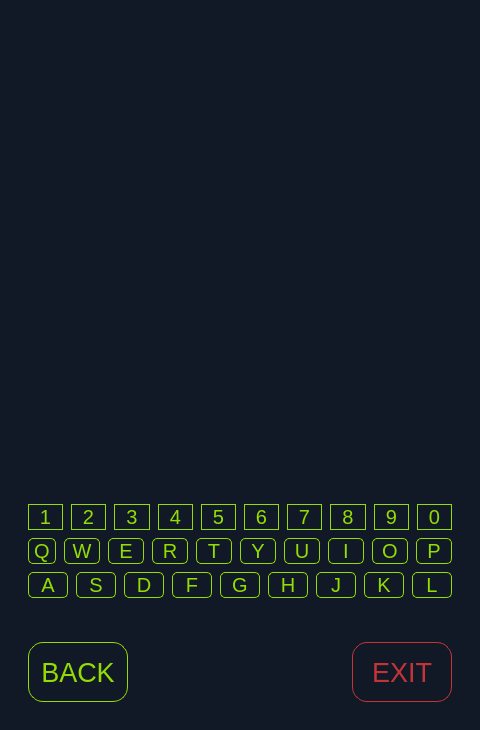
Qt form px3_app/ui/app.ui (javimarting/px3-app) before a commit.
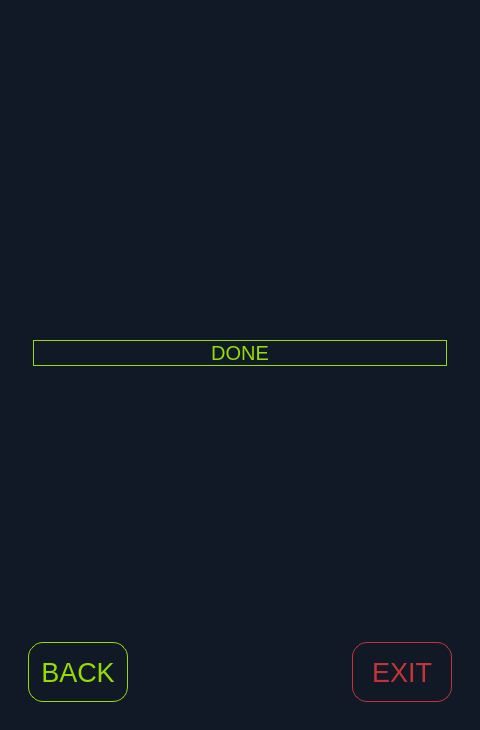
The same form after that commit. The open tabs and pages were chosen to show the change. Icons and pictures are not drawn.

The edit to the form file:
```diff
--- a/px3_app/ui/app.ui
+++ b/px3_app/ui/app.ui
@@ -26,11 +26,7 @@
    <string>PX3-APP</string>
   </property>
   <property name="styleSheet">
-   <string notr="true">
-
-
-
-</string>
+   <string notr="true"/>
   </property>
   <widget class="QWidget" name="centralwidget">
    <property name="sizePolicy">
@@ -71,7 +67,7 @@
         </property>
        </widget>
       </item>
-      <item alignment="Qt::AlignHCenter">
+      <item>
        <widget class="QStackedWidget" name="stackedWidget">
         <property name="sizePolicy">
          <sizepolicy hsizetype="Preferred" vsizetype="Preferred">
@@ -111,7 +107,7 @@
 }</string>
         </property>
         <property name="currentIndex">
-         <number>6</number>
+         <number>1</number>
         </property>
         <widget class="QWidget" name="connectProxmarkPage">
          <property name="sizePolicy">
@@ -236,7 +232,7 @@
 }</string>
             </property>
             <property name="currentIndex">
-             <number>0</number>
+             <number>2</number>
             </property>
             <widget class="QWidget" name="mifareOptionsPage">
              <layout class="QVBoxLayout" name="verticalLayout_12">
@@ -379,6 +375,8 @@
                   </widget>
                  </item>
                  <item>
+                  <layout class="QHBoxLayout" name="horizontalLayout_2">
+                   <item>
                   <widget class="QListView" name="mfTagsListView">
                    <property name="font">
                     <font>
@@ -386,7 +384,8 @@
                     </font>
                    </property>
                    <property name="styleSheet">
-                    <string notr="true">QListView:item {
+                      <string notr="true">
+QListView:item {
 padding: 10;
 }
 
@@ -431,6 +430,8 @@
                    </property>
                   </widget>
                  </item>
+                  </layout>
+                 </item>
                  <item>
                   <widget class="QWidget" name="mifareSavedTagsButtonContainer" native="true">
                    <property name="minimumSize">
@@ -445,37 +446,15 @@
 margin: 2px;
 }</string>
                    </property>
-                   <layout class="QGridLayout" name="gridLayout">
-                    <item row="0" column="1">
-                     <widget class="QPushButton" name="mfCloneButton">
-                      <property name="sizePolicy">
-                       <sizepolicy hsizetype="Preferred" vsizetype="Fixed">
-                        <horstretch>0</horstretch>
-                        <verstretch>0</verstretch>
-                       </sizepolicy>
-                      </property>
-                      <property name="minimumSize">
-                       <size>
-                        <width>120</width>
-                        <height>60</height>
-                       </size>
-                      </property>
-                      <property name="font">
-                       <font>
-                        <pointsize>15</pointsize>
-                       </font>
-                      </property>
-                      <property name="text">
-                       <string>CLONE</string>
-                      </property>
-                     </widget>
-                    </item>
-                    <item row="0" column="0">
+                   <layout class="QVBoxLayout" name="verticalLayout_22">
+                    <item>
+                     <layout class="QHBoxLayout" name="horizontalLayout_4">
+                      <item>
                      <widget class="QPushButton" name="mfInfoButton">
                       <property name="minimumSize">
                        <size>
-                        <width>120</width>
-                        <height>60</height>
+                          <width>100</width>
+                          <height>50</height>
                        </size>
                       </property>
                       <property name="text">
@@ -483,7 +462,31 @@
                       </property>
                      </widget>
                     </item>
-                    <item row="1" column="0">
+                      <item>
+                       <widget class="QPushButton" name="mfCloneButton">
+                        <property name="sizePolicy">
+                         <sizepolicy hsizetype="Preferred" vsizetype="Fixed">
+                          <horstretch>0</horstretch>
+                          <verstretch>0</verstretch>
+                         </sizepolicy>
+                        </property>
+                        <property name="minimumSize">
+                         <size>
+                          <width>100</width>
+                          <height>50</height>
+                         </size>
+                        </property>
+                        <property name="font">
+                         <font>
+                          <pointsize>15</pointsize>
+                         </font>
+                        </property>
+                        <property name="text">
+                         <string>CLONE</string>
+                        </property>
+                       </widget>
+                      </item>
+                      <item>
                      <widget class="QPushButton" name="mfSimulateButton">
                       <property name="sizePolicy">
                        <sizepolicy hsizetype="Preferred" vsizetype="Fixed">
@@ -493,8 +496,8 @@
                       </property>
                       <property name="minimumSize">
                        <size>
-                        <width>120</width>
-                        <height>60</height>
+                          <width>100</width>
+                          <height>50</height>
                        </size>
                       </property>
                       <property name="text">
@@ -502,24 +505,54 @@
                       </property>
                      </widget>
                     </item>
-                    <item row="1" column="1">
+                     </layout>
+                    </item>
+                    <item>
+                     <layout class="QHBoxLayout" name="horizontalLayout_5">
+                      <item>
+                       <widget class="QPushButton" name="mfGiveNameButton">
+                        <property name="minimumSize">
+                         <size>
+                          <width>100</width>
+                          <height>50</height>
+                         </size>
+                        </property>
+                        <property name="text">
+                         <string>GIVE NAME</string>
+                        </property>
+                       </widget>
+                      </item>
+                      <item>
                      <widget class="QPushButton" name="mfDeleteButton">
-                      <property name="sizePolicy">
-                       <sizepolicy hsizetype="Preferred" vsizetype="Fixed">
-                        <horstretch>0</horstretch>
-                        <verstretch>0</verstretch>
-                       </sizepolicy>
-                      </property>
                       <property name="minimumSize">
                        <size>
-                        <width>120</width>
-                        <height>60</height>
-                       </size>
-                      </property>
+                          <width>100</width>
+                          <height>50</height>
+                         </size>
+                        </property>
+                        <property name="styleSheet">
+                         <string notr="true">QPushButton {
+color: #c43437;
+border: 1px solid;
+border-color: #c43437;
+}
+QPushButton:hover {
+background-color: #c43437;
+color: #111927;
+}</string>
+                        </property>
                       <property name="text">
                        <string>DELETE</string>
                       </property>
-                     </widget>
+                        <property name="iconSize">
+                         <size>
+                          <width>32</width>
+                          <height>32</height>
+                         </size>
+                        </property>
+                       </widget>
+                      </item>
+                     </layout>
                     </item>
                    </layout>
                   </widget>
@@ -583,9 +616,15 @@
                  </item>
                  <item>
                   <widget class="QLabel" name="mifareSimulateLabel">
+                   <property name="styleSheet">
+                    <string notr="true">padding: 5;</string>
+                   </property>
                    <property name="text">
                     <string/>
                    </property>
+                   <property name="wordWrap">
+                    <bool>true</bool>
+                   </property>
                   </widget>
                  </item>
                  <item>
@@ -715,7 +754,7 @@
                   <x>0</x>
                   <y>0</y>
                   <width>400</width>
-                  <height>40</height>
+                  <height>311</height>
                  </rect>
                 </property>
                 <layout class="QVBoxLayout" name="verticalLayout_21">
@@ -760,6 +799,44 @@
                </widget>
               </widget>
              </item>
+             <item>
+              <widget class="QWidget" name="resultsPageButtonContainer" native="true">
+               <property name="styleSheet">
+                <string notr="true">QPushButton {
+font-size: 15pt;
+margin: 1;
+}</string>
+               </property>
+               <layout class="QHBoxLayout" name="horizontalLayout_8">
+                <item>
+                 <widget class="QPushButton" name="resultsPageButton1">
+                  <property name="minimumSize">
+                   <size>
+                    <width>0</width>
+                    <height>50</height>
+                   </size>
+                  </property>
+                  <property name="text">
+                   <string/>
+                  </property>
+                 </widget>
+                </item>
+                <item>
+                 <widget class="QPushButton" name="resultsPageButton2">
+                  <property name="minimumSize">
+                   <size>
+                    <width>0</width>
+                    <height>50</height>
+                   </size>
+                  </property>
+                  <property name="text">
+                   <string/>
+                  </property>
+                 </widget>
+                </item>
+               </layout>
+              </widget>
+             </item>
             </layout>
            </widget>
           </item>
@@ -1014,10 +1091,10 @@
           </item>
          </layout>
         </widget>
-        <widget class="QWidget" name="customCommandPage">
+        <widget class="QWidget" name="enterTextPage">
          <layout class="QVBoxLayout" name="verticalLayout_7">
           <item>
-           <widget class="QWidget" name="customCommandContainer" native="true">
+           <widget class="QWidget" name="enterTextContainer" native="true">
             <property name="styleSheet">
              <string notr="true">QWidget#customCommandContainer {
 padding: 20px;
@@ -1027,7 +1104,7 @@
             </property>
             <layout class="QVBoxLayout" name="verticalLayout_6">
              <item>
-              <widget class="QLineEdit" name="commandEdit">
+              <widget class="QLineEdit" name="textEdit">
                <property name="minimumSize">
                 <size>
                  <width>0</width>
@@ -1041,7 +1118,7 @@
 margin: 5px;</string>
                </property>
                <property name="placeholderText">
-                <string>Enter command</string>
+                <string/>
                </property>
                <property name="clearButtonEnabled">
                 <bool>false</bool>
@@ -1049,7 +1126,7 @@
               </widget>
              </item>
              <item>
-              <widget class="QPushButton" name="runCommandButton">
+              <widget class="QPushButton" name="enterTextButton">
                <property name="minimumSize">
                 <size>
                  <width>0</width>
@@ -1060,7 +1137,7 @@
                 <string notr="true">margin: 5px;</string>
                </property>
                <property name="text">
-                <string>RUN</string>
+                <string/>
                </property>
               </widget>
              </item>
@@ -1069,302 +1146,31 @@
           </item>
          </layout>
         </widget>
-        <widget class="QWidget" name="page">
+        <widget class="QWidget" name="changeTagNamePage">
          <property name="styleSheet">
           <string notr="true"/>
          </property>
          <layout class="QVBoxLayout" name="verticalLayout_19">
           <item>
-           <widget class="QWidget" name="widget" native="true">
-            <property name="styleSheet">
-             <string notr="true">QPushButton {
-border-radius: 5;
-font-size: 15pt;
-margin:1;
-}
-
-QLabel {
-color: #93dd03;
-background-color: #111927;
-border: 1px solid;
-border-radius: 15;
-border-color: #93dd03;
-font-size: 15pt;
-margin: 1;
-}</string>
-            </property>
-            <layout class="QVBoxLayout" name="verticalLayout_18">
+           <layout class="QVBoxLayout" name="verticalLayout_24">
              <item>
-              <widget class="QTextEdit" name="textEdit"/>
-             </item>
-             <item>
-              <layout class="QHBoxLayout" name="horizontalLayout_4">
-               <item>
-                <widget class="QLabel" name="label_2">
-                 <property name="text">
-                  <string>1</string>
-                 </property>
-                 <property name="alignment">
-                  <set>Qt::AlignCenter</set>
-                 </property>
-                </widget>
-               </item>
-               <item>
-                <widget class="QLabel" name="label_3">
-                 <property name="text">
-                  <string>2</string>
-                 </property>
-                 <property name="alignment">
-                  <set>Qt::AlignCenter</set>
-                 </property>
-                </widget>
-               </item>
-               <item>
-                <widget class="QLabel" name="label_4">
-                 <property name="text">
-                  <string>3</string>
-                 </property>
-                 <property name="alignment">
-                  <set>Qt::AlignCenter</set>
-                 </property>
-                </widget>
-               </item>
-               <item>
-                <widget class="QLabel" name="label_5">
-                 <property name="text">
-                  <string>4</string>
-                 </property>
-                 <property name="alignment">
-                  <set>Qt::AlignCenter</set>
-                 </property>
-                </widget>
-               </item>
-               <item>
-                <widget class="QLabel" name="label_6">
-                 <property name="text">
-                  <string>5</string>
-                 </property>
-                 <property name="alignment">
-                  <set>Qt::AlignCenter</set>
-                 </property>
-                </widget>
-               </item>
-               <item>
-                <widget class="QLabel" name="label_7">
-                 <property name="text">
-                  <string>6</string>
-                 </property>
-                 <property name="alignment">
-                  <set>Qt::AlignCenter</set>
-                 </property>
-                </widget>
-               </item>
-               <item>
-                <widget class="QLabel" name="label_8">
-                 <property name="text">
-                  <string>7</string>
-                 </property>
-                 <property name="alignment">
-                  <set>Qt::AlignCenter</set>
-                 </property>
-                </widget>
-               </item>
-               <item>
-                <widget class="QLabel" name="label_9">
-                 <property name="text">
-                  <string>8</string>
-                 </property>
-                 <property name="alignment">
-                  <set>Qt::AlignCenter</set>
-                 </property>
-                </widget>
-               </item>
-               <item>
-                <widget class="QLabel" name="label_10">
-                 <property name="text">
-                  <string>9</string>
-                 </property>
-                 <property name="alignment">
-                  <set>Qt::AlignCenter</set>
-                 </property>
-                </widget>
-               </item>
-               <item>
-                <widget class="QLabel" name="label_11">
-                 <property name="text">
-                  <string>0</string>
-                 </property>
-                 <property name="alignment">
-                  <set>Qt::AlignCenter</set>
-                 </property>
-                </widget>
-               </item>
-              </layout>
-             </item>
-             <item>
-              <layout class="QHBoxLayout" name="horizontalLayout">
-               <property name="sizeConstraint">
-                <enum>QLayout::SetDefaultConstraint</enum>
-               </property>
-               <item>
-                <widget class="QPushButton" name="pushButton_1">
-                 <property name="sizePolicy">
-                  <sizepolicy hsizetype="Fixed" vsizetype="Fixed">
-                   <horstretch>0</horstretch>
-                   <verstretch>0</verstretch>
-                  </sizepolicy>
-                 </property>
+             <widget class="QLineEdit" name="lineEdit">
                  <property name="minimumSize">
                   <size>
-                   <width>30</width>
-                   <height>0</height>
-                  </size>
-                 </property>
-                 <property name="text">
-                  <string>Q</string>
-                 </property>
-                </widget>
-               </item>
-               <item>
-                <widget class="QPushButton" name="pushButton_2">
-                 <property name="minimumSize">
-                  <size>
-                   <width>30</width>
-                   <height>0</height>
-                  </size>
-                 </property>
-                 <property name="text">
-                  <string>W</string>
-                 </property>
-                </widget>
-               </item>
-               <item>
-                <widget class="QPushButton" name="pushButton_3">
-                 <property name="text">
-                  <string>E</string>
-                 </property>
-                </widget>
-               </item>
-               <item>
-                <widget class="QPushButton" name="pushButton_4">
-                 <property name="text">
-                  <string>R</string>
-                 </property>
-                </widget>
-               </item>
-               <item>
-                <widget class="QPushButton" name="pushButton_5">
-                 <property name="text">
-                  <string>T</string>
-                 </property>
-                </widget>
-               </item>
-               <item>
-                <widget class="QPushButton" name="pushButton_6">
-                 <property name="text">
-                  <string>Y</string>
-                 </property>
-                </widget>
-               </item>
-               <item>
-                <widget class="QPushButton" name="pushButton_7">
-                 <property name="text">
-                  <string>U</string>
-                 </property>
-                </widget>
-               </item>
-               <item>
-                <widget class="QPushButton" name="pushButton_8">
-                 <property name="text">
-                  <string>I</string>
-                 </property>
-                </widget>
-               </item>
-               <item>
-                <widget class="QPushButton" name="pushButton_9">
-                 <property name="text">
-                  <string>O</string>
-                 </property>
-                </widget>
-               </item>
-               <item>
-                <widget class="QPushButton" name="pushButton_10">
-                 <property name="text">
-                  <string>P</string>
-                 </property>
-                </widget>
-               </item>
-              </layout>
-             </item>
-             <item>
-              <layout class="QHBoxLayout" name="horizontalLayout_2">
-               <item>
-                <widget class="QPushButton" name="pushButton_11">
-                 <property name="text">
-                  <string>A</string>
+                <width>0</width>
+                <height>35</height>
+               </size>
                  </property>
                 </widget>
                </item>
                <item>
                 <widget class="QPushButton" name="pushButton">
                  <property name="text">
-                  <string>S</string>
+               <string>DONE</string>
                  </property>
                 </widget>
                </item>
-               <item>
-                <widget class="QPushButton" name="pushButton_12">
-                 <property name="text">
-                  <string>D</string>
-                 </property>
-                </widget>
-               </item>
-               <item>
-                <widget class="QPushButton" name="pushButton_13">
-                 <property name="text">
-                  <string>F</string>
-                 </property>
-                </widget>
-               </item>
-               <item>
-                <widget class="QPushButton" name="pushButton_14">
-                 <property name="text">
-                  <string>G</string>
-                 </property>
-                </widget>
-               </item>
-               <item>
-                <widget class="QPushButton" name="pushButton_15">
-                 <property name="text">
-                  <string>H</string>
-                 </property>
-                </widget>
-               </item>
-               <item>
-                <widget class="QPushButton" name="pushButton_16">
-                 <property name="text">
-                  <string>J</string>
-                 </property>
-                </widget>
-               </item>
-               <item>
-                <widget class="QPushButton" name="pushButton_17">
-                 <property name="text">
-                  <string>K</string>
-                 </property>
-                </widget>
-               </item>
-               <item>
-                <widget class="QPushButton" name="pushButton_18">
-                 <property name="text">
-                  <string>L</string>
-                 </property>
-                </widget>
-               </item>
-              </layout>
-             </item>
-            </layout>
-           </widget>
+           </layout>
           </item>
          </layout>
         </widget>
```
Lines whose indentation alone changed are shown as unchanged.
